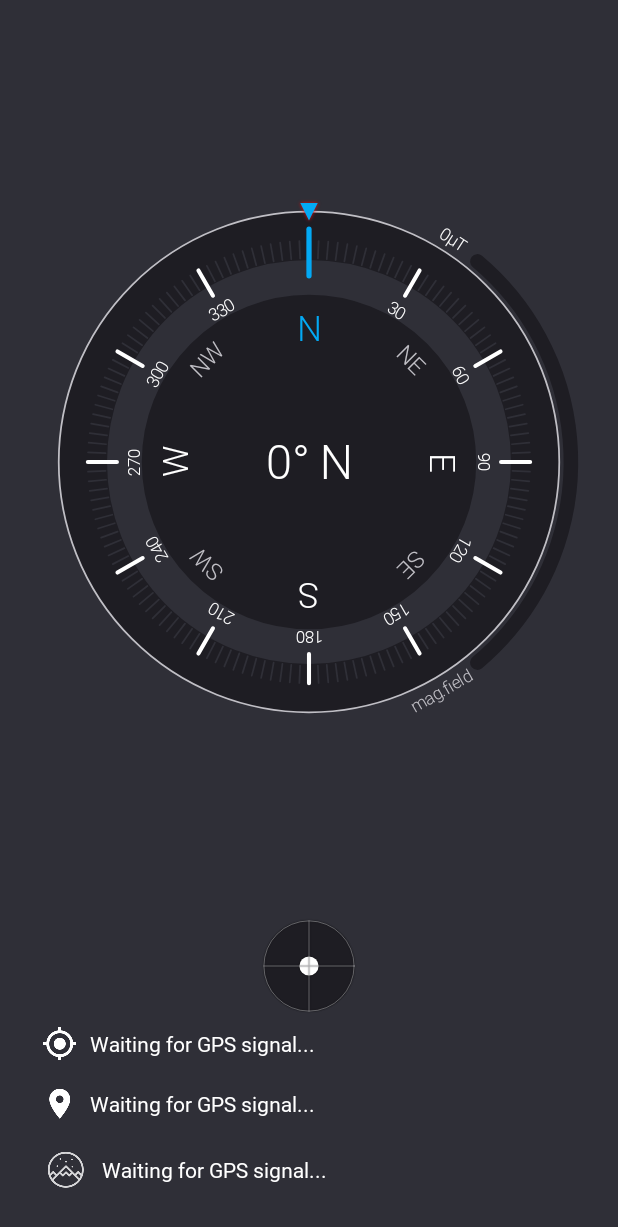
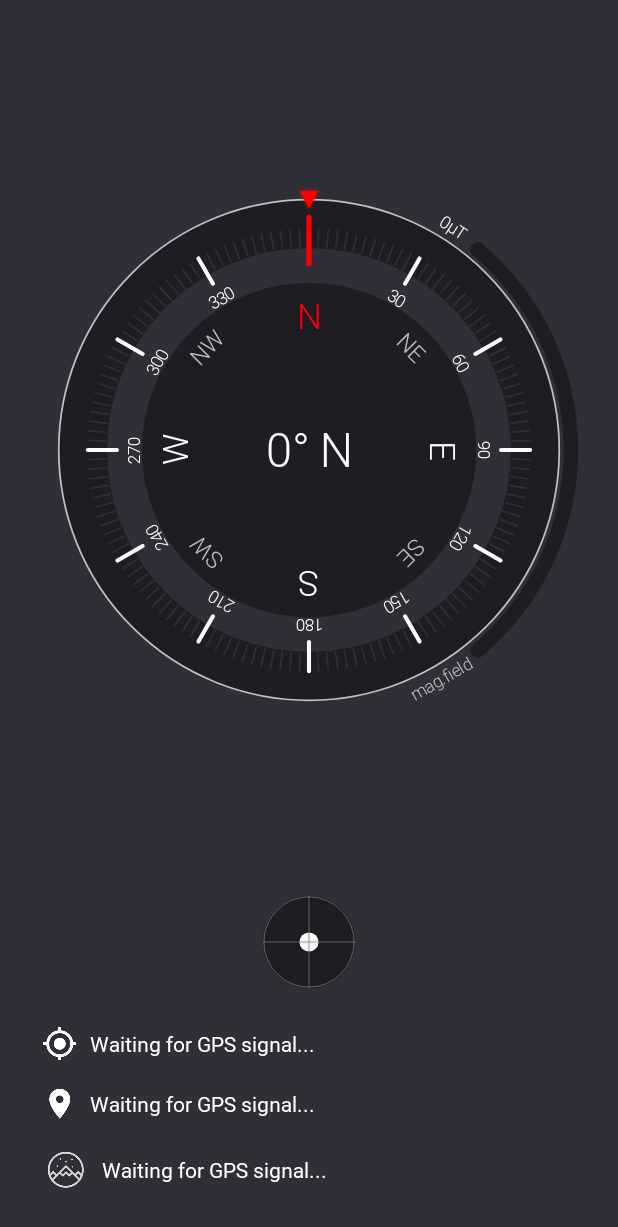
Before and after one commit to sayederfanarefin/android-compass, an Android app: the fragment CompassFragment shown on its own in the app's theme, on a phone screen of 412 x 824 dp. Shown: the top 1227 px of the screen. Run offline under Robolectric (Android 15) with nearby library versions, the phone set to English and light mode, and no system bars; our stand-ins replace AdMob.

Commit message:
fixed ui

```diff
--- a/app/src/main/res/layout/fragment_compass.xml
+++ b/app/src/main/res/layout/fragment_compass.xml
@@ -5,10 +5,6 @@
     android:layout_height="match_parent"
     android:padding="12dp"
     android:orientation="vertical">
-
-
-
-
 
     <FrameLayout
         android:layout_width="match_parent"
@@ -55,7 +51,7 @@
         android:gravity="center_vertical"
         android:marqueeRepeatLimit="marquee_forever"
         android:maxLines="1"
-
+        android:layout_marginTop="16dp"
         android:scrollHorizontally="true"
         android:singleLine="true"
         android:text="Waiting for GPS signal..."
--- a/app/src/main/res/values/colors.xml
+++ b/app/src/main/res/values/colors.xml
@@ -2,11 +2,11 @@
 <resources>
     <color name="colorPrimary">#141318</color>
     <color name="colorPrimaryDark">#141318</color>
-    <color name="colorAccent">#28ccf5</color>
+    <color name="colorAccent">#ff0000</color>
     <color name="window_background_color">#2f2f37</color>
     <color name="compass_foreground_color">#2f2f37</color>
     <color name="compass_background_color">#1e1d23</color>
     <color name="compass_text_secondary_color">#c0bfc5</color>
     <color name="compass_text_primary_color">#ffffff</color>
-    <color name="compass_accent_color">#03a9f4</color>
+    <color name="compass_accent_color">#FFFF0000</color>
 </resources>
```
